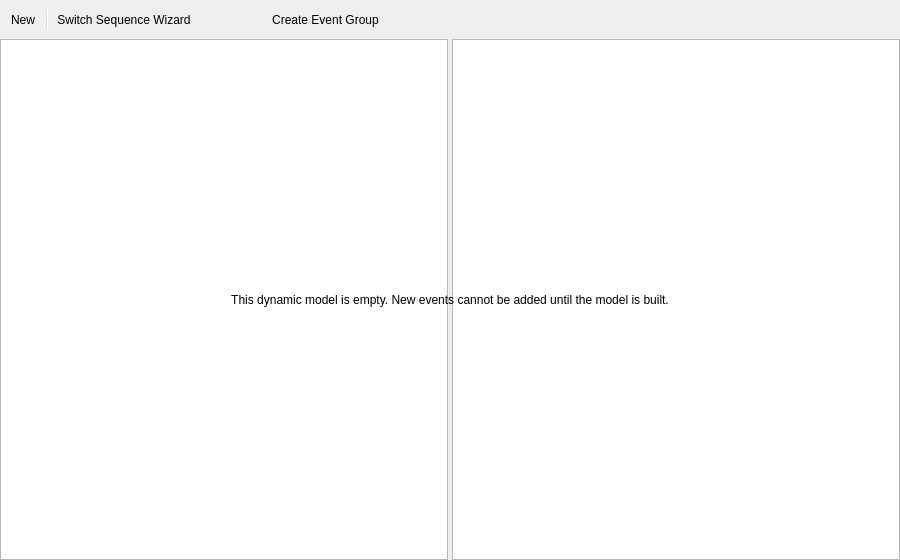
First picture: the form in src/VeraGrid/Gui/DynamicModelEditor/Events/dynamic_events_page_ui.ui, repository JordiBejarUPC/veragrid-hvdc-bipolar-pfc, before the edit.
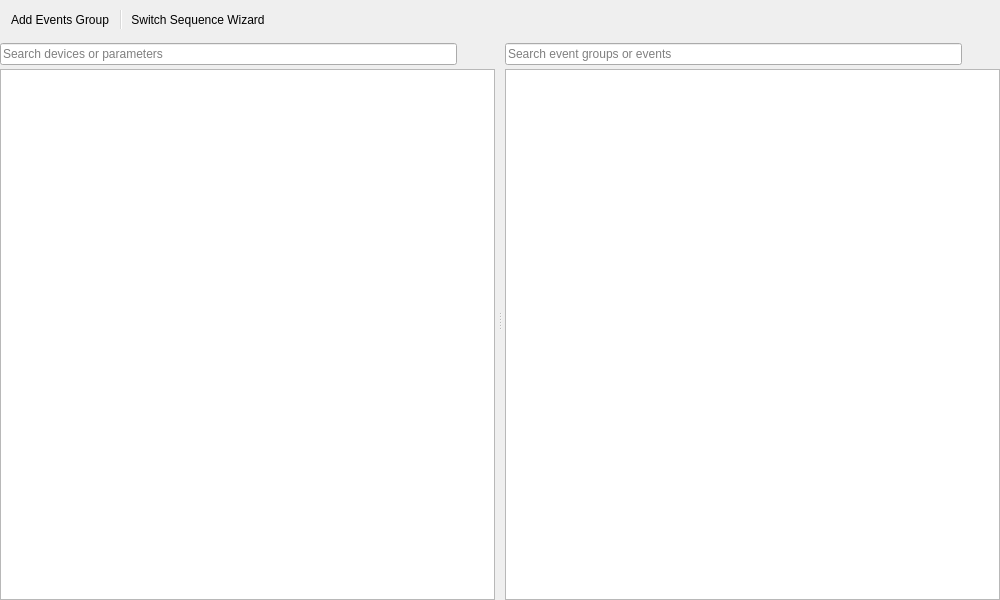
Second picture: the form after the edit. Icons and pictures are not drawn.

Commit message: updated dyn events page and improved plots page

What changed in the file:
```diff
--- a/src/VeraGrid/Gui/DynamicModelEditor/Events/dynamic_events_page_ui.ui
+++ b/src/VeraGrid/Gui/DynamicModelEditor/Events/dynamic_events_page_ui.ui
@@ -3,12 +3,7 @@
  <class>DynamicEventsPage</class>
  <widget class="QWidget" name="DynamicEventsPage">
   <property name="geometry">
-   <rect>
-    <x>0</x>
-    <y>0</y>
-    <width>900</width>
-    <height>560</height>
-   </rect>
+   <rect><x>0</x><y>0</y><width>1000</width><height>600</height></rect>
   </property>
   <property name="windowTitle">
    <string>Dynamic Events</string>
@@ -31,119 +26,122 @@
    </property>
    <item>
     <widget class="QToolBar" name="eventsToolBar">
-     <property name="movable">
-      <bool>false</bool>
-     </property>
-     <property name="iconSize">
-      <size>
-       <width>24</width>
-       <height>24</height>
-      </size>
-     </property>
-     <property name="toolButtonStyle">
-      <enum>Qt::ToolButtonStyle::ToolButtonTextBesideIcon</enum>
-     </property>
-     <property name="floatable">
-      <bool>false</bool>
-     </property>
-     <addaction name="actionClearDeviceEvents"/>
+     <property name="movable"><bool>false</bool></property>
+     <property name="iconSize"><size><width>24</width><height>24</height></size></property>
+     <property name="toolButtonStyle"><enum>Qt::ToolButtonStyle::ToolButtonTextBesideIcon</enum></property>
+     <property name="floatable"><bool>false</bool></property>
+     <addaction name="actionNewGroup"/>
      <addaction name="separator"/>
      <addaction name="actionSwitchSequence"/>
      <addaction name="actionAddEvent"/>
      <addaction name="actionRemove"/>
-     <addaction name="actionNewGroup"/>
     </widget>
    </item>
    <item>
-    <widget class="QFrame" name="eventsTreeFrame">
-     <property name="frameShape">
-      <enum>QFrame::Shape::NoFrame</enum>
-     </property>
-     <layout class="QGridLayout" name="eventsTreeLayout">
-      <property name="leftMargin">
-       <number>0</number>
-      </property>
-      <property name="topMargin">
-       <number>0</number>
-      </property>
-      <property name="rightMargin">
-       <number>0</number>
-      </property>
-      <property name="bottomMargin">
-       <number>0</number>
-      </property>
-      <item row="0" column="0">
-       <widget class="QSplitter" name="eventsSplitter">
-       <property name="orientation">
-        <enum>Qt::Orientation::Horizontal</enum>
-       </property>
-        <widget class="QTreeView" name="eventGroupsTreeView">
-         <property name="minimumSize">
-          <size>
-           <width>220</width>
-           <height>0</height>
-          </size>
-         </property>
+    <widget class="QSplitter" name="eventsSplitter">
+     <property name="orientation"><enum>Qt::Orientation::Horizontal</enum></property>
+     <property name="childrenCollapsible"><bool>true</bool></property>
+     <widget class="QFrame" name="parametersFrame">
+      <property name="frameShape"><enum>QFrame::Shape::NoFrame</enum></property>
+      <layout class="QVBoxLayout" name="parametersLayout">
+       <property name="spacing"><number>0</number></property>
+       <property name="leftMargin"><number>0</number></property>
+       <property name="topMargin"><number>0</number></property>
+       <property name="rightMargin"><number>3</number></property>
+       <property name="bottomMargin"><number>0</number></property>
+       <item>
+        <widget class="QFrame" name="parametersSearchFrame">
+         <property name="frameShape"><enum>QFrame::Shape::NoFrame</enum></property>
+         <layout class="QHBoxLayout" name="parametersSearchLayout">
+          <property name="leftMargin"><number>0</number></property>
+          <property name="topMargin"><number>4</number></property>
+          <property name="rightMargin"><number>0</number></property>
+          <property name="bottomMargin"><number>4</number></property>
+          <item>
+           <widget class="QLineEdit" name="parametersSearchLineEdit">
+            <property name="placeholderText"><string>Search devices or parameters</string></property>
+           </widget>
+          </item>
+          <item>
+           <widget class="QPushButton" name="parametersSearchButton">
+            <property name="maximumSize"><size><width>32</width><height>16777215</height></size></property>
+            <property name="toolTip"><string>Filter the parameters tree</string></property>
+            <property name="text"><string/></property>
+            <property name="icon">
+             <iconset resource="../../Icons/icons.qrc">
+              <normaloff>:/Icons/icons/magnifying_glass.png</normaloff>:/Icons/icons/magnifying_glass.png</iconset>
+            </property>
+            <property name="flat"><bool>true</bool></property>
+           </widget>
+          </item>
+         </layout>
         </widget>
-        <widget class="QTableView" name="eventsTableView">
-         <property name="selectionMode">
-          <enum>QAbstractItemView::SelectionMode::SingleSelection</enum>
-         </property>
-         <property name="selectionBehavior">
-          <enum>QAbstractItemView::SelectionBehavior::SelectRows</enum>
-         </property>
+       </item>
+       <item>
+        <widget class="QTreeView" name="parametersTreeView">
+         <property name="toolTip"><string>Drag a parameter to an event group</string></property>
+         <property name="dragEnabled"><bool>true</bool></property>
+         <property name="dragDropMode"><enum>QAbstractItemView::DragDropMode::DragOnly</enum></property>
+         <property name="defaultDropAction"><enum>Qt::DropAction::CopyAction</enum></property>
         </widget>
-       </widget>
-      </item>
-      <item row="0" column="0">
-       <widget class="QLabel" name="emptyModelMessage">
-        <property name="text">
-         <string>This dynamic model is empty. New events cannot be added until the model is built.</string>
-        </property>
-        <property name="alignment">
-         <set>Qt::AlignmentFlag::AlignCenter</set>
-        </property>
-        <property name="wordWrap">
-         <bool>true</bool>
-        </property>
-       </widget>
-      </item>
-     </layout>
+       </item>
+      </layout>
+     </widget>
+     <widget class="QFrame" name="eventsFrame">
+      <property name="frameShape"><enum>QFrame::Shape::NoFrame</enum></property>
+      <layout class="QVBoxLayout" name="eventsLayout">
+       <property name="spacing"><number>0</number></property>
+       <property name="leftMargin"><number>3</number></property>
+       <property name="topMargin"><number>0</number></property>
+       <property name="rightMargin"><number>0</number></property>
+       <property name="bottomMargin"><number>0</number></property>
+       <item>
+        <widget class="QFrame" name="eventsSearchFrame">
+         <property name="frameShape"><enum>QFrame::Shape::NoFrame</enum></property>
+         <layout class="QHBoxLayout" name="eventsSearchLayout">
+          <property name="leftMargin"><number>0</number></property>
+          <property name="topMargin"><number>4</number></property>
+          <property name="rightMargin"><number>0</number></property>
+          <property name="bottomMargin"><number>4</number></property>
+          <item>
+           <widget class="QLineEdit" name="eventsSearchLineEdit">
+            <property name="placeholderText"><string>Search event groups or events</string></property>
+           </widget>
+          </item>
+          <item>
+           <widget class="QPushButton" name="eventsSearchButton">
+            <property name="maximumSize"><size><width>32</width><height>16777215</height></size></property>
+            <property name="toolTip"><string>Filter the events tree</string></property>
+            <property name="text"><string/></property>
+            <property name="icon">
+             <iconset resource="../../Icons/icons.qrc">
+              <normaloff>:/Icons/icons/magnifying_glass.png</normaloff>:/Icons/icons/magnifying_glass.png</iconset>
+            </property>
+            <property name="flat"><bool>true</bool></property>
+           </widget>
+          </item>
+         </layout>
+        </widget>
+       </item>
+       <item>
+        <widget class="QTreeView" name="eventsTreeView">
+         <property name="toolTip"><string>Edit event groups and their events</string></property>
+         <property name="acceptDrops"><bool>true</bool></property>
+         <property name="dragDropMode"><enum>QAbstractItemView::DragDropMode::DropOnly</enum></property>
+         <property name="defaultDropAction"><enum>Qt::DropAction::CopyAction</enum></property>
+         <property name="alternatingRowColors"><bool>true</bool></property>
+         <property name="selectionMode"><enum>QAbstractItemView::SelectionMode::SingleSelection</enum></property>
+         <property name="selectionBehavior"><enum>QAbstractItemView::SelectionBehavior::SelectRows</enum></property>
+        </widget>
+       </item>
+      </layout>
+     </widget>
     </widget>
    </item>
   </layout>
-  <action name="actionClearDeviceEvents">
-   <property name="priority">
-    <enum>QAction::Priority::LowPriority</enum>
-   </property>
-   <property name="icon">
-    <iconset resource="../../Icons/icons.qrc">
-     <normaloff>:/Icons/icons/new.png</normaloff>:/Icons/icons/new.png</iconset>
-   </property>
-   <property name="text">
-    <string>New</string>
-   </property>
-   <property name="toolTip">
-    <string>Delete all events of this simulation mode from the current device</string>
-   </property>
-  </action>
-  <action name="actionSave">
-   <property name="priority">
-    <enum>QAction::Priority::LowPriority</enum>
-   </property>
-   <property name="icon">
-    <iconset resource="../../Icons/icons.qrc">
-     <normaloff>:/Icons/icons/savec.png</normaloff>:/Icons/icons/savec.png</iconset>
-   </property>
-   <property name="text">
-    <string>Save</string>
-   </property>
-   <property name="toolTip">
-    <string>Save event changes</string>
-   </property>
-   <property name="shortcut">
-    <string>Ctrl+S</string>
-   </property>
+  <action name="actionNewGroup">
+   <property name="text"><string>Add Events Group</string></property>
+   <property name="toolTip"><string>Create an event group</string></property>
   </action>
   <action name="actionSwitchSequence">
    <property name="text">
@@ -170,20 +168,8 @@
     <iconset resource="../../Icons/icons.qrc">
      <normaloff>:/Icons/icons/minus.png</normaloff>:/Icons/icons/minus.png</iconset>
    </property>
-   <property name="text">
-    <string/>
-   </property>
-   <property name="toolTip">
-    <string>Remove the selected event or event group</string>
-   </property>
-  </action>
-  <action name="actionNewGroup">
-   <property name="text">
-    <string>Create Event Group</string>
-   </property>
-   <property name="toolTip">
-    <string>Create an event group</string>
-   </property>
+   <property name="text"><string/></property>
+   <property name="toolTip"><string>Remove the selected event or event group</string></property>
   </action>
  </widget>
  <resources>
```
Left out of the diff: 44 changed lines with no effect on the pictures. The commit also changes 15 other files.
